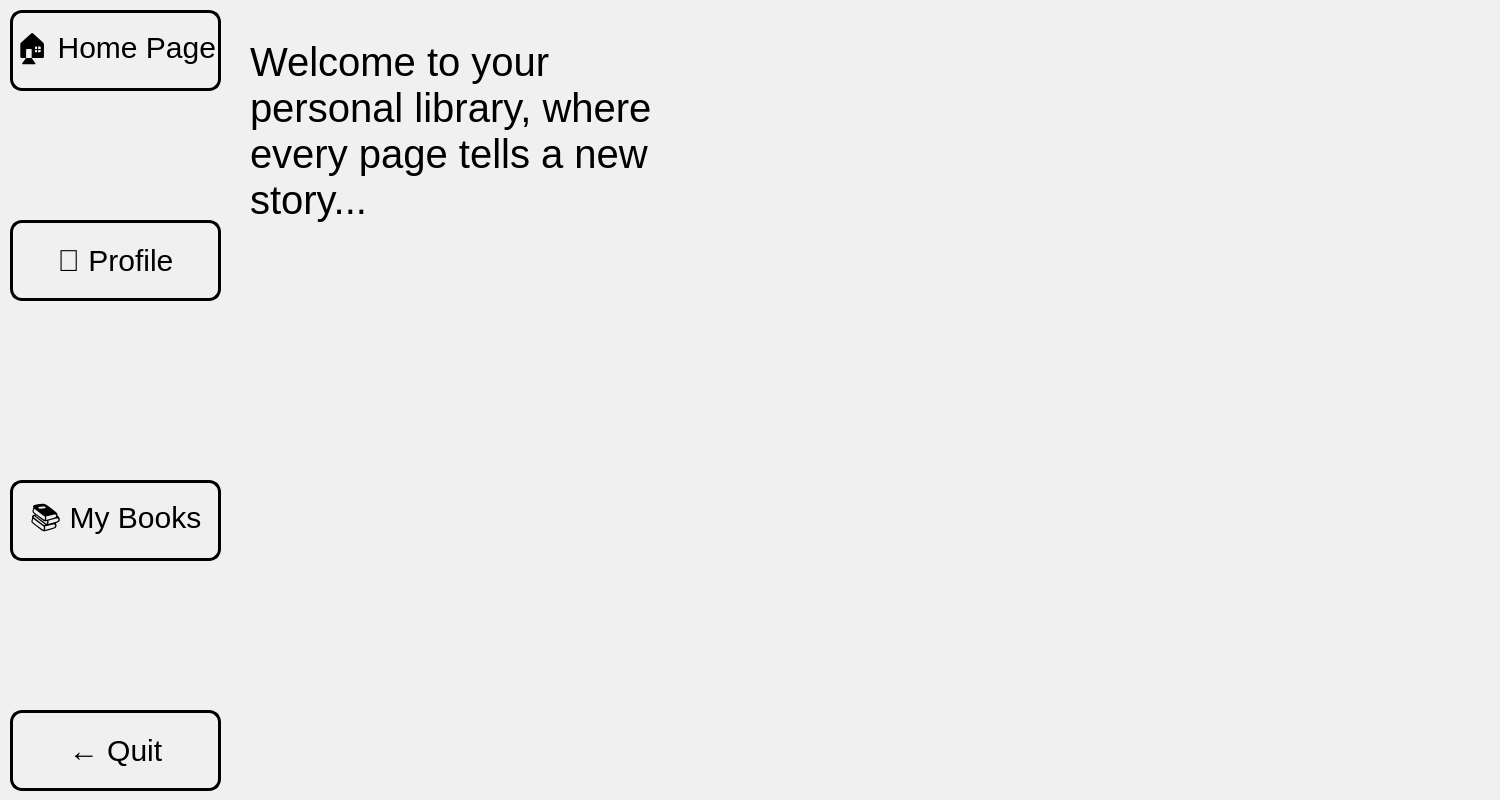
First picture: the form in BookClubProject/appWindow/publisherwindow.ui, repository mohammadshirizadeh-sudo/book-club, before the edit.
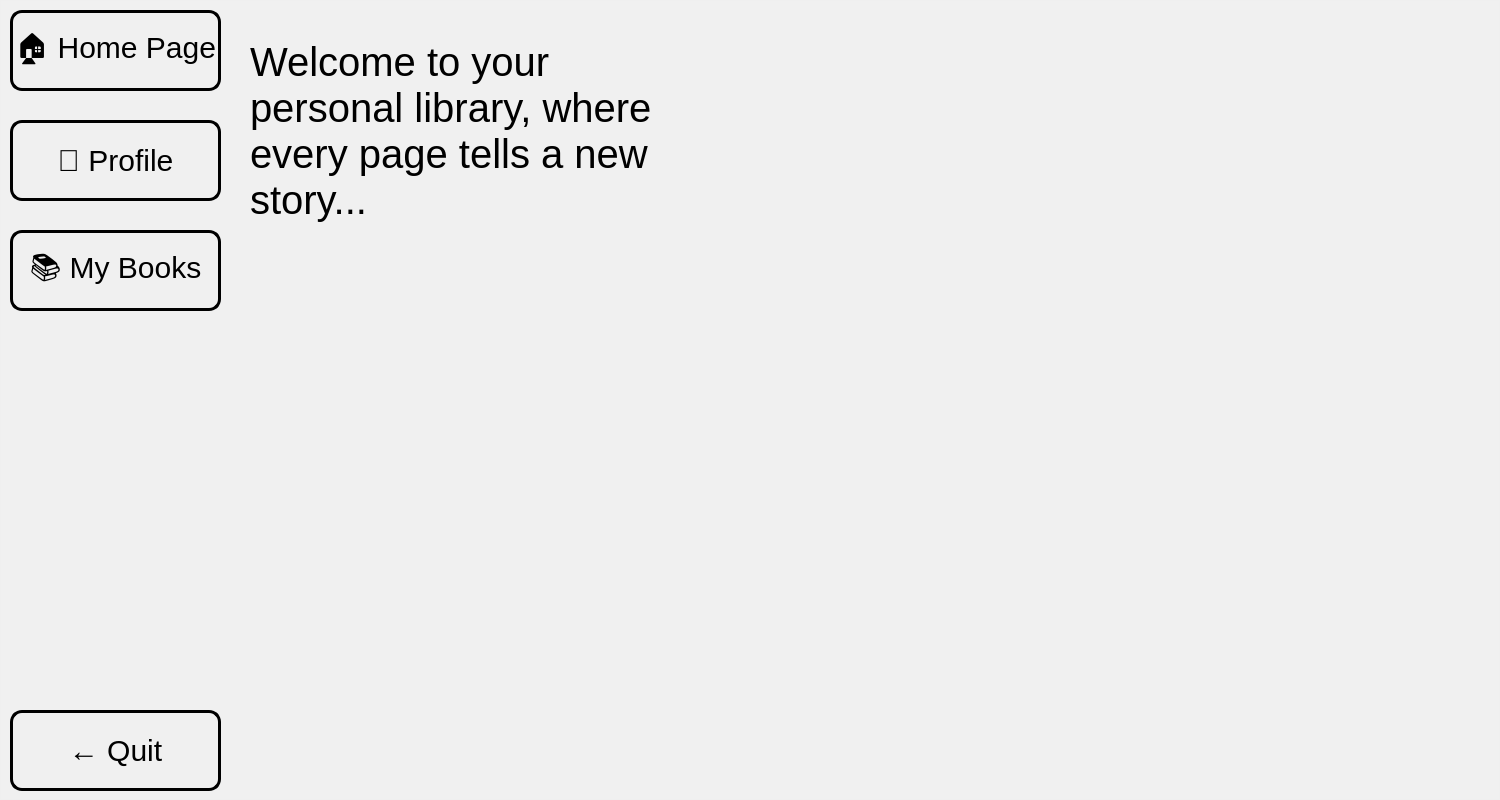
Second picture: the form after the edit. Icons and pictures are not drawn.

Diff of the .ui file:
```diff
--- a/BookClubProject/appWindow/publisherwindow.ui
+++ b/BookClubProject/appWindow/publisherwindow.ui
@@ -67,7 +67,7 @@
     <property name="geometry">
      <rect>
       <x>10</x>
-      <y>220</y>
+      <y>120</y>
       <width>211</width>
       <height>81</height>
      </rect>
@@ -89,7 +89,7 @@
     <property name="geometry">
      <rect>
       <x>10</x>
-      <y>480</y>
+      <y>230</y>
       <width>211</width>
       <height>81</height>
      </rect>
```
